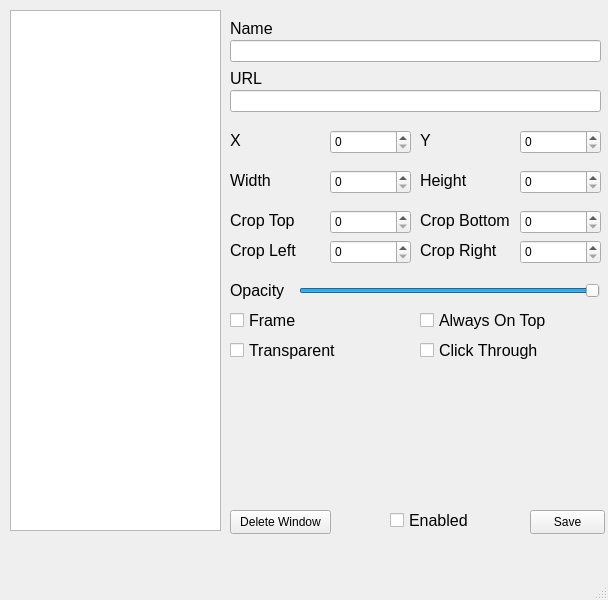
This is ui/config_editor.ui in Thegamefire/transparentwebhud as Qt 5 draws it before an edit. The edited form follows.
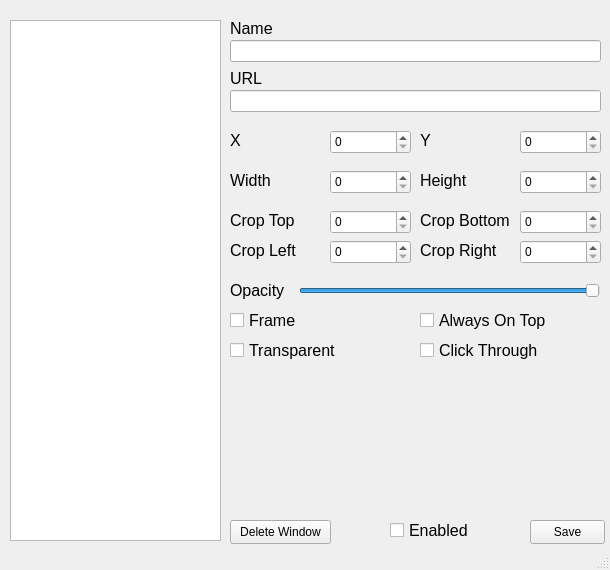
This is the edited form.

What changed in the file:
```diff
--- a/ui/config_editor.ui
+++ b/ui/config_editor.ui
@@ -6,10 +6,22 @@
    <rect>
     <x>0</x>
     <y>0</y>
-    <width>608</width>
-    <height>600</height>
+    <width>610</width>
+    <height>570</height>
    </rect>
   </property>
+  <property name="minimumSize">
+   <size>
+    <width>610</width>
+    <height>570</height>
+   </size>
+  </property>
+  <property name="maximumSize">
+   <size>
+    <width>610</width>
+    <height>570</height>
+   </size>
+  </property>
   <property name="windowTitle">
    <string>MainWindow</string>
   </property>
@@ -18,7 +30,7 @@
     <property name="geometry">
      <rect>
       <x>10</x>
-      <y>10</y>
+      <y>20</y>
       <width>211</width>
       <height>521</height>
      </rect>
@@ -415,7 +427,7 @@
     <property name="geometry">
      <rect>
       <x>230</x>
-      <y>510</y>
+      <y>520</y>
       <width>101</width>
       <height>24</height>
      </rect>
@@ -428,7 +440,7 @@
     <property name="geometry">
      <rect>
       <x>530</x>
-      <y>510</y>
+      <y>520</y>
       <width>75</width>
       <height>24</height>
      </rect>
@@ -441,7 +453,7 @@
     <property name="geometry">
      <rect>
       <x>390</x>
-      <y>510</y>
+      <y>520</y>
       <width>91</width>
       <height>20</height>
      </rect>
```
Left out of the diff: 10 changed lines with no effect on the pictures.
